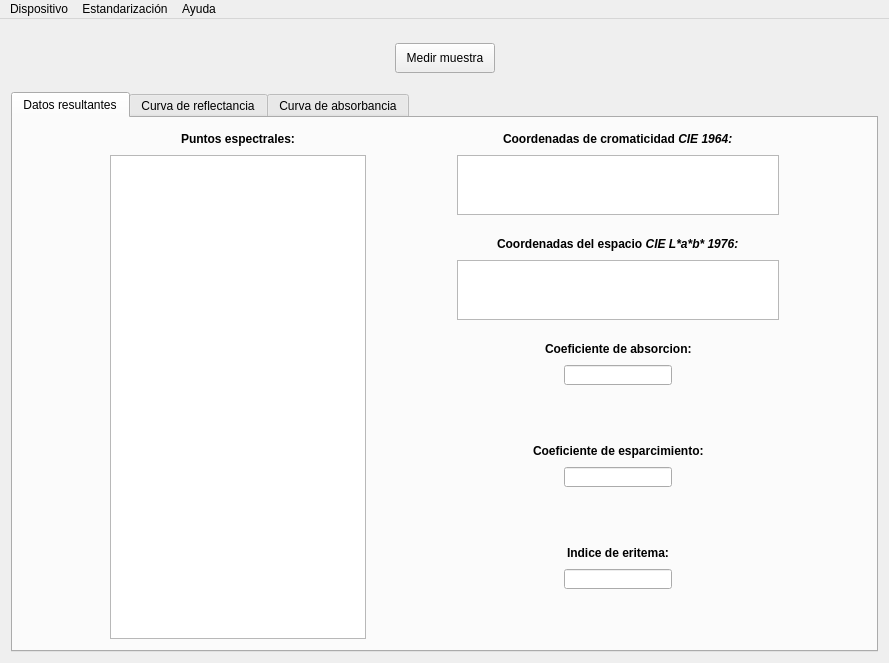
Above: mainwindow.ui from Gabnz/Spectrasoft before the change. Below: the same form after it.
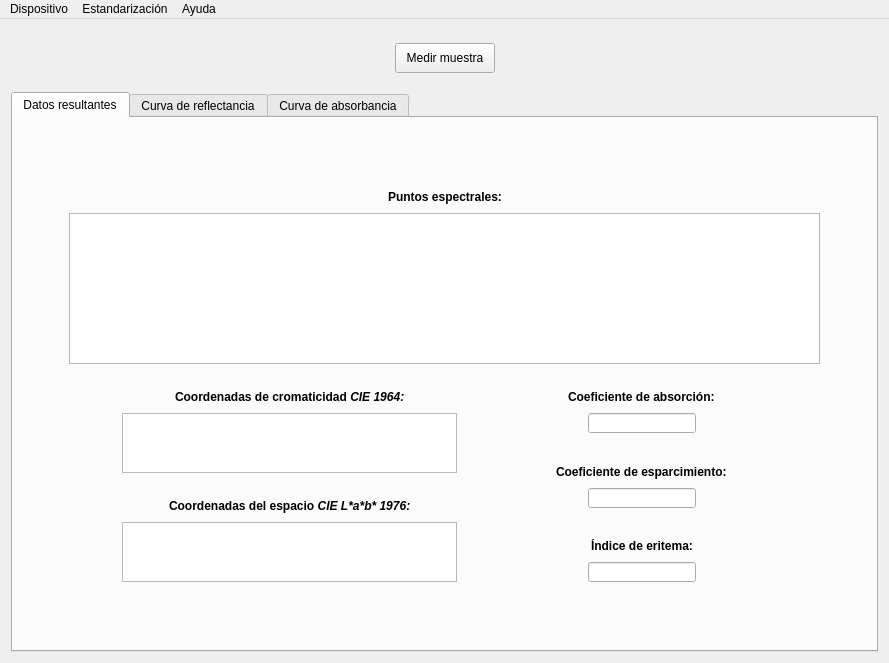
That is the form after the change. Icons and pictures are not drawn. Custom widgets are drawn as their Qt base class.

```diff
--- a/mainwindow.ui
+++ b/mainwindow.ui
@@ -18,7 +18,7 @@
     <normaloff>:/img/logo_icon.ico</normaloff>:/img/logo_icon.ico</iconset>
   </property>
   <widget class="QWidget" name="centralWidget">
-   <layout class="QGridLayout" name="gridLayout_5">
+   <layout class="QGridLayout" name="gridLayout_6">
     <item row="0" column="0">
      <layout class="QVBoxLayout" name="verticalLayout_2">
       <item>
@@ -123,26 +123,24 @@
          <attribute name="title">
           <string>Datos resultantes</string>
          </attribute>
+         <layout class="QGridLayout" name="gridLayout_5">
+          <item row="0" column="0">
          <layout class="QGridLayout" name="gridLayout_3">
-          <item row="0" column="0">
-           <layout class="QHBoxLayout" name="horizontalLayout_12">
-            <item>
-             <layout class="QVBoxLayout" name="verticalLayout_13">
-              <item>
-               <spacer name="horizontalSpacer_27">
+            <item row="0" column="1">
+             <spacer name="verticalSpacer_4">
                 <property name="orientation">
-                 <enum>Qt::Horizontal</enum>
+               <enum>Qt::Vertical</enum>
                 </property>
                 <property name="sizeHint" stdset="0">
                  <size>
-                  <width>40</width>
-                  <height>20</height>
+                <width>20</width>
+                <height>17</height>
                  </size>
                 </property>
                </spacer>
               </item>
-              <item>
-               <spacer name="horizontalSpacer_28">
+            <item row="1" column="0">
+             <spacer name="horizontalSpacer_8">
                 <property name="orientation">
                  <enum>Qt::Horizontal</enum>
                 </property>
@@ -154,10 +152,10 @@
                 </property>
                </spacer>
               </item>
-             </layout>
-            </item>
+            <item row="1" column="1">
+             <layout class="QVBoxLayout" name="verticalLayout_12">
             <item>
-             <layout class="QVBoxLayout" name="verticalLayout_4">
+               <layout class="QVBoxLayout" name="verticalLayout_11">
               <item>
                <layout class="QHBoxLayout" name="horizontalLayout_3">
                 <item>
@@ -197,6 +195,18 @@
               </item>
               <item>
                <widget class="QTableView" name="tablaPuntosEspectrales">
+                  <property name="minimumSize">
+                   <size>
+                    <width>751</width>
+                    <height>151</height>
+                   </size>
+                  </property>
+                  <property name="maximumSize">
+                   <size>
+                    <width>16777215</width>
+                    <height>151</height>
+                   </size>
+                  </property>
                 <property name="frameShape">
                  <enum>QFrame::StyledPanel</enum>
                 </property>
@@ -204,7 +214,7 @@
                  <enum>Qt::ScrollBarAsNeeded</enum>
                 </property>
                 <property name="sizeAdjustPolicy">
-                 <enum>QAbstractScrollArea::AdjustIgnored</enum>
+                   <enum>QAbstractScrollArea::AdjustToContents</enum>
                 </property>
                 <property name="editTriggers">
                  <set>QAbstractItemView::NoEditTriggers</set>
@@ -221,6 +231,9 @@
                 <attribute name="verticalHeaderVisible">
                  <bool>true</bool>
                 </attribute>
+                  <attribute name="verticalHeaderMinimumSectionSize">
+                   <number>35</number>
+                  </attribute>
                 <attribute name="verticalHeaderStretchLastSection">
                  <bool>true</bool>
                 </attribute>
@@ -229,40 +242,38 @@
              </layout>
             </item>
             <item>
+               <spacer name="verticalSpacer_3">
+                <property name="orientation">
+                 <enum>Qt::Vertical</enum>
+                </property>
+                <property name="sizeHint" stdset="0">
+                 <size>
+                  <width>20</width>
+                  <height>17</height>
+                 </size>
+                </property>
+               </spacer>
+              </item>
+              <item>
+               <layout class="QHBoxLayout" name="horizontalLayout_12">
+                <item>
+                 <spacer name="horizontalSpacer_25">
+                  <property name="orientation">
+                   <enum>Qt::Horizontal</enum>
+                  </property>
+                  <property name="sizeHint" stdset="0">
+                   <size>
+                    <width>40</width>
+                    <height>20</height>
+                   </size>
+                  </property>
+                 </spacer>
+                </item>
+                <item>
+                 <layout class="QVBoxLayout" name="verticalLayout_9">
+                  <item>
              <layout class="QVBoxLayout" name="verticalLayout_6">
               <item>
-               <spacer name="horizontalSpacer_7">
-                <property name="orientation">
-                 <enum>Qt::Horizontal</enum>
-                </property>
-                <property name="sizeHint" stdset="0">
-                 <size>
-                  <width>40</width>
-                  <height>20</height>
-                 </size>
-                </property>
-               </spacer>
-              </item>
-              <item>
-               <spacer name="horizontalSpacer_8">
-                <property name="orientation">
-                 <enum>Qt::Horizontal</enum>
-                </property>
-                <property name="sizeHint" stdset="0">
-                 <size>
-                  <width>40</width>
-                  <height>20</height>
-                 </size>
-                </property>
-               </spacer>
-              </item>
-             </layout>
-            </item>
-            <item>
-             <layout class="QVBoxLayout" name="verticalLayout_12">
-              <item>
-               <layout class="QVBoxLayout" name="verticalLayout_10">
-                <item>
                  <layout class="QHBoxLayout" name="horizontalLayout_7">
                   <item>
                    <spacer name="horizontalSpacer_15">
@@ -301,13 +312,21 @@
                 </item>
                 <item>
                  <widget class="QTableView" name="tablaXYZ">
+                      <property name="minimumSize">
+                       <size>
+                        <width>335</width>
+                        <height>60</height>
+                       </size>
+                      </property>
                   <property name="maximumSize">
                    <size>
-                    <width>16777215</width>
+                        <width>335</width>
                     <height>60</height>
                    </size>
                   </property>
                  </widget>
+                    </item>
+                   </layout>
                 </item>
                 <item>
                  <spacer name="verticalSpacer_6">
@@ -316,16 +335,14 @@
                   </property>
                   <property name="sizeHint" stdset="0">
                    <size>
-                    <width>17</width>
-                    <height>13</height>
+                      <width>20</width>
+                      <height>17</height>
                    </size>
                   </property>
                  </spacer>
                 </item>
-               </layout>
-              </item>
               <item>
-               <layout class="QVBoxLayout" name="verticalLayout_11">
+                   <layout class="QVBoxLayout" name="verticalLayout_4">
                 <item>
                  <layout class="QHBoxLayout" name="horizontalLayout_8">
                   <item>
@@ -365,29 +382,39 @@
                 </item>
                 <item>
                  <widget class="QTableView" name="tablaLab">
+                      <property name="minimumSize">
+                       <size>
+                        <width>335</width>
+                        <height>60</height>
+                       </size>
+                      </property>
                   <property name="maximumSize">
                    <size>
-                    <width>16777215</width>
+                        <width>335</width>
                     <height>60</height>
                    </size>
                   </property>
                  </widget>
                 </item>
+                   </layout>
+                  </item>
+                 </layout>
+                </item>
                 <item>
-                 <spacer name="verticalSpacer_5">
+                 <spacer name="horizontalSpacer_7">
                   <property name="orientation">
-                   <enum>Qt::Vertical</enum>
+                   <enum>Qt::Horizontal</enum>
                   </property>
                   <property name="sizeHint" stdset="0">
                    <size>
-                    <width>17</width>
-                    <height>13</height>
+                    <width>40</width>
+                    <height>20</height>
                    </size>
                   </property>
                  </spacer>
                 </item>
-               </layout>
-              </item>
+                <item>
+                 <layout class="QVBoxLayout" name="verticalLayout_10">
               <item>
                <layout class="QVBoxLayout" name="verticalLayout_8">
                 <item>
@@ -408,7 +435,7 @@
                   <item>
                    <widget class="QLabel" name="etqAbsorcion">
                     <property name="text">
-                     <string>&lt;html&gt;&lt;head/&gt;&lt;body&gt;&lt;p&gt;&lt;span style=&quot; font-weight:600;&quot;&gt;Coeficiente de absorcion:&lt;/span&gt;&lt;/p&gt;&lt;/body&gt;&lt;/html&gt;</string>
+                         <string>&lt;html&gt;&lt;head/&gt;&lt;body&gt;&lt;p&gt;&lt;span style=&quot; font-weight:600;&quot;&gt;Coeficiente de absorción:&lt;/span&gt;&lt;/p&gt;&lt;/body&gt;&lt;/html&gt;</string>
                     </property>
                    </widget>
                   </item>
@@ -470,23 +497,23 @@
                   </item>
                  </layout>
                 </item>
+                   </layout>
+                  </item>
                 <item>
-                 <spacer name="verticalSpacer_3">
+                   <spacer name="verticalSpacer_7">
                   <property name="orientation">
                    <enum>Qt::Vertical</enum>
                   </property>
                   <property name="sizeHint" stdset="0">
                    <size>
                     <width>20</width>
-                    <height>17</height>
+                      <height>18</height>
                    </size>
                   </property>
                  </spacer>
                 </item>
-               </layout>
-              </item>
               <item>
-               <layout class="QVBoxLayout" name="verticalLayout_7">
+                   <layout class="QVBoxLayout" name="verticalLayout_5">
                 <item>
                  <layout class="QHBoxLayout" name="horizontalLayout_5">
                   <item>
@@ -567,23 +594,23 @@
                   </item>
                  </layout>
                 </item>
+                   </layout>
+                  </item>
                 <item>
-                 <spacer name="verticalSpacer_4">
+                   <spacer name="verticalSpacer_5">
                   <property name="orientation">
                    <enum>Qt::Vertical</enum>
                   </property>
                   <property name="sizeHint" stdset="0">
                    <size>
-                    <width>20</width>
-                    <height>17</height>
+                      <width>17</width>
+                      <height>13</height>
                    </size>
                   </property>
                  </spacer>
                 </item>
-               </layout>
-              </item>
               <item>
-               <layout class="QVBoxLayout" name="verticalLayout_5">
+                   <layout class="QVBoxLayout" name="verticalLayout_7">
                 <item>
                  <layout class="QHBoxLayout" name="horizontalLayout_4">
                   <item>
@@ -602,7 +629,7 @@
                   <item>
                    <widget class="QLabel" name="etqEritema">
                     <property name="text">
-                     <string>&lt;html&gt;&lt;head/&gt;&lt;body&gt;&lt;p&gt;&lt;span style=&quot; font-weight:600;&quot;&gt;Indice de eritema:&lt;/span&gt;&lt;/p&gt;&lt;/body&gt;&lt;/html&gt;</string>
+                         <string>&lt;html&gt;&lt;head/&gt;&lt;body&gt;&lt;p&gt;&lt;span style=&quot; font-weight:600;&quot;&gt;Índice de eritema:&lt;/span&gt;&lt;/p&gt;&lt;/body&gt;&lt;/html&gt;</string>
                     </property>
                    </widget>
                   </item>
@@ -664,37 +691,9 @@
                   </item>
                  </layout>
                 </item>
-                <item>
-                 <spacer name="verticalSpacer_7">
-                  <property name="orientation">
-                   <enum>Qt::Vertical</enum>
-                  </property>
-                  <property name="sizeHint" stdset="0">
-                   <size>
-                    <width>20</width>
-                    <height>40</height>
-                   </size>
-                  </property>
-                 </spacer>
-                </item>
                </layout>
               </item>
              </layout>
-            </item>
-            <item>
-             <layout class="QVBoxLayout" name="verticalLayout_9">
-              <item>
-               <spacer name="horizontalSpacer_25">
-                <property name="orientation">
-                 <enum>Qt::Horizontal</enum>
-                </property>
-                <property name="sizeHint" stdset="0">
-                 <size>
-                  <width>40</width>
-                  <height>20</height>
-                 </size>
-                </property>
-               </spacer>
               </item>
               <item>
                <spacer name="horizontalSpacer_26">
@@ -713,6 +712,34 @@
             </item>
            </layout>
           </item>
+            <item row="1" column="2">
+             <spacer name="horizontalSpacer_27">
+              <property name="orientation">
+               <enum>Qt::Horizontal</enum>
+              </property>
+              <property name="sizeHint" stdset="0">
+               <size>
+                <width>40</width>
+                <height>20</height>
+               </size>
+              </property>
+             </spacer>
+            </item>
+            <item row="2" column="1">
+             <spacer name="verticalSpacer_8">
+              <property name="orientation">
+               <enum>Qt::Vertical</enum>
+              </property>
+              <property name="sizeHint" stdset="0">
+               <size>
+                <width>20</width>
+                <height>18</height>
+               </size>
+              </property>
+             </spacer>
+            </item>
+           </layout>
+          </item>
          </layout>
         </widget>
         <widget class="QWidget" name="reflectancia">
```
Left out of the diff: 68 changed lines with no effect on the pictures. Lines whose indentation alone changed are shown as unchanged.
